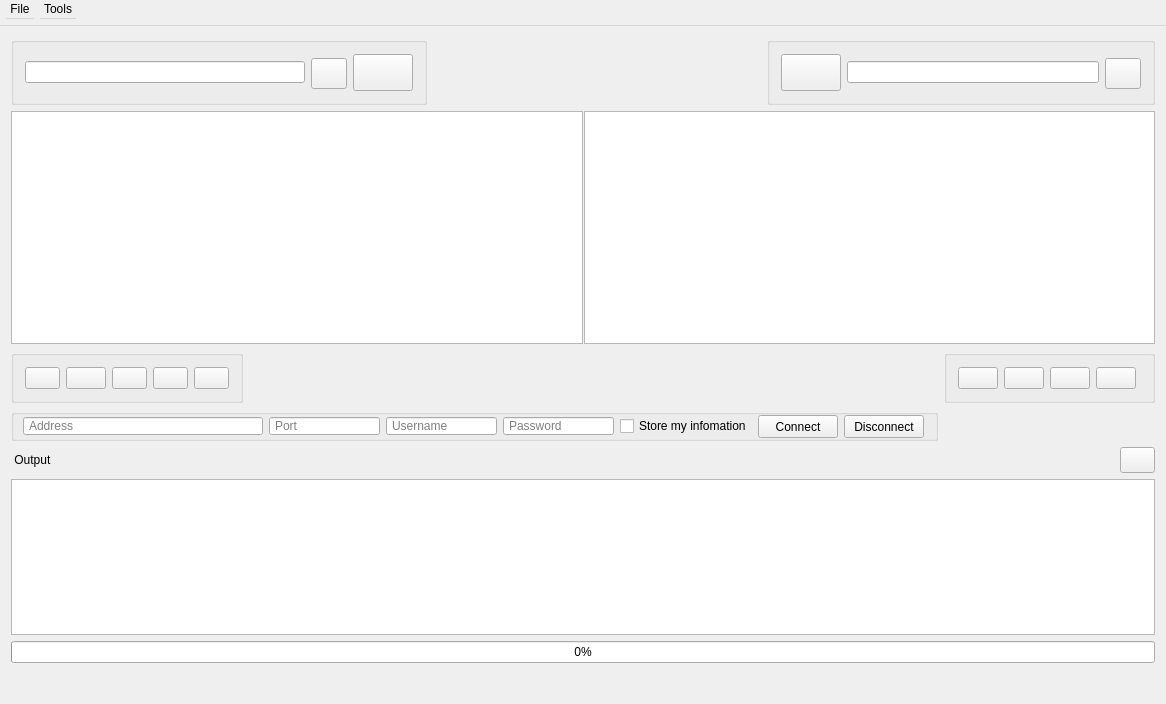
Old version of the form OpenFTP Client/resources/clientView.ui in the repository kandabi/OpenFTP.
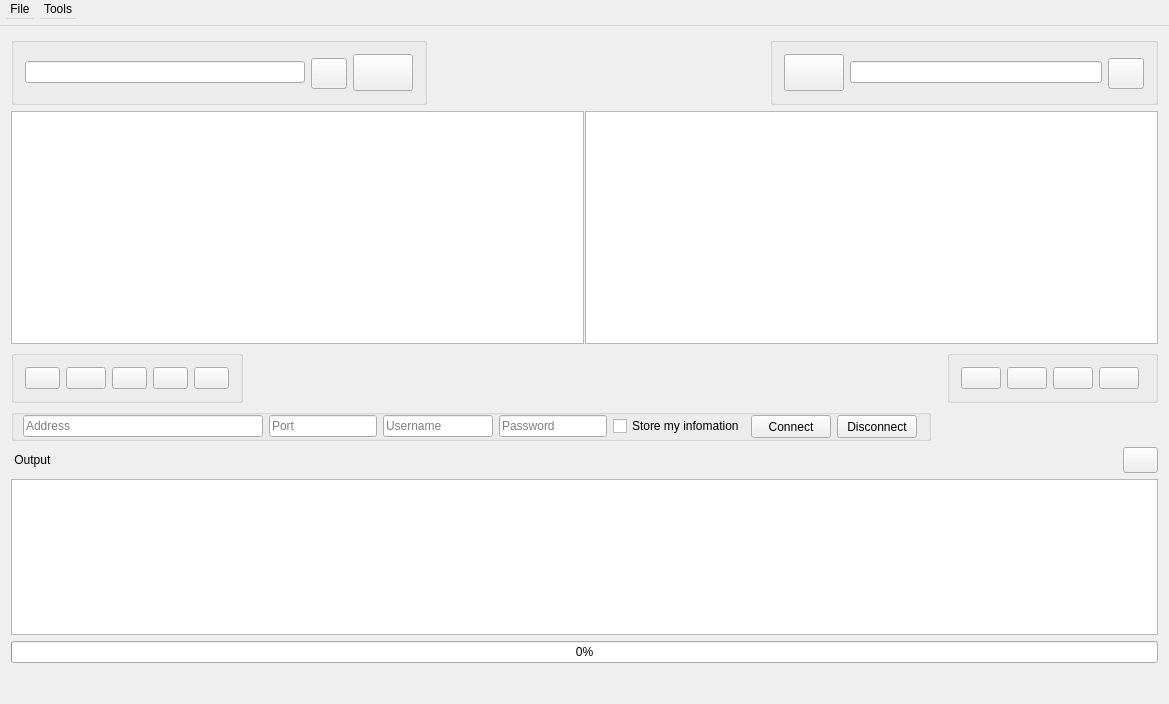
New version of the form. Icons and pictures are not drawn.

What changed in the file:
```diff
--- a/OpenFTP Client/resources/clientView.ui
+++ b/OpenFTP Client/resources/clientView.ui
@@ -6,7 +6,7 @@
    <rect>
     <x>0</x>
     <y>0</y>
-    <width>1118</width>
+    <width>1169</width>
     <height>704</height>
    </rect>
   </property>
@@ -37,226 +37,6 @@
   </property>
   <widget class="QWidget" name="centralWidget">
    <layout class="QGridLayout" name="gridLayout">
-    <item row="5" column="2" colspan="6">
-     <widget class="QGroupBox" name="groupBox_5">
-      <property name="sizePolicy">
-       <sizepolicy hsizetype="Fixed" vsizetype="Fixed">
-        <horstretch>0</horstretch>
-        <verstretch>0</verstretch>
-       </sizepolicy>
-      </property>
-      <property name="minimumSize">
-       <size>
-        <width>0</width>
-        <height>0</height>
-       </size>
-      </property>
-      <property name="title">
-       <string/>
-      </property>
-      <layout class="QHBoxLayout" name="horizontalLayout_5">
-       <property name="leftMargin">
-        <number>9</number>
-       </property>
-       <property name="topMargin">
-        <number>0</number>
-       </property>
-       <property name="bottomMargin">
-        <number>0</number>
-       </property>
-       <item>
-        <widget class="QLineEdit" name="addressEdit">
-         <property name="sizePolicy">
-          <sizepolicy hsizetype="Fixed" vsizetype="Fixed">
-           <horstretch>0</horstretch>
-           <verstretch>0</verstretch>
-          </sizepolicy>
-         </property>
-         <property name="minimumSize">
-          <size>
-           <width>240</width>
-           <height>0</height>
-          </size>
-         </property>
-         <property name="maximumSize">
-          <size>
-           <width>16777215</width>
-           <height>16777215</height>
-          </size>
-         </property>
-         <property name="toolTip">
-          <string>Server address to connect.</string>
-         </property>
-         <property name="styleSheet">
-          <string notr="true">padding-left:3px</string>
-         </property>
-         <property name="placeholderText">
-          <string>Address</string>
-         </property>
-        </widget>
-       </item>
-       <item>
-        <widget class="QLineEdit" name="portEdit">
-         <property name="sizePolicy">
-          <sizepolicy hsizetype="Fixed" vsizetype="Fixed">
-           <horstretch>0</horstretch>
-           <verstretch>0</verstretch>
-          </sizepolicy>
-         </property>
-         <property name="minimumSize">
-          <size>
-           <width>60</width>
-           <height>0</height>
-          </size>
-         </property>
-         <property name="maximumSize">
-          <size>
-           <width>16777215</width>
-           <height>16777215</height>
-          </size>
-         </property>
-         <property name="toolTip">
-          <string>Server's port to connect.</string>
-         </property>
-         <property name="styleSheet">
-          <string notr="true">padding-left:3px</string>
-         </property>
-         <property name="placeholderText">
-          <string>Port</string>
-         </property>
-        </widget>
-       </item>
-       <item>
-        <widget class="QLineEdit" name="usernameEdit">
-         <property name="sizePolicy">
-          <sizepolicy hsizetype="Fixed" vsizetype="Fixed">
-           <horstretch>0</horstretch>
-           <verstretch>0</verstretch>
-          </sizepolicy>
-         </property>
-         <property name="minimumSize">
-          <size>
-           <width>110</width>
-           <height>0</height>
-          </size>
-         </property>
-         <property name="maximumSize">
-          <size>
-           <width>16777215</width>
-           <height>16777215</height>
-          </size>
-         </property>
-         <property name="toolTip">
-          <string>Username supplied by admin.</string>
-         </property>
-         <property name="styleSheet">
-          <string notr="true">padding-left:3px</string>
-         </property>
-         <property name="placeholderText">
-          <string>Username</string>
-         </property>
-        </widget>
-       </item>
-       <item>
-        <widget class="QLineEdit" name="passwordEdit">
-         <property name="enabled">
-          <bool>true</bool>
-         </property>
-         <property name="sizePolicy">
-          <sizepolicy hsizetype="Fixed" vsizetype="Fixed">
-           <horstretch>0</horstretch>
-           <verstretch>0</verstretch>
-          </sizepolicy>
-         </property>
-         <property name="minimumSize">
-          <size>
-           <width>75</width>
-           <height>0</height>
-          </size>
-         </property>
-         <property name="toolTip">
-          <string>Password supplied by admin.</string>
-         </property>
-         <property name="styleSheet">
-          <string notr="true">padding-left:3px</string>
-         </property>
-         <property name="echoMode">
-          <enum>QLineEdit::Password</enum>
-         </property>
-         <property name="placeholderText">
-          <string>Password</string>
-         </property>
-        </widget>
-       </item>
-       <item>
-        <widget class="QCheckBox" name="storeInformationCheckbox">
-         <property name="toolTip">
-          <string/>
-         </property>
-         <property name="text">
-          <string>Store my infomation</string>
-         </property>
-        </widget>
-       </item>
-       <item>
-        <widget class="QPushButton" name="connectButton">
-         <property name="sizePolicy">
-          <sizepolicy hsizetype="Fixed" vsizetype="Fixed">
-           <horstretch>0</horstretch>
-           <verstretch>0</verstretch>
-          </sizepolicy>
-         </property>
-         <property name="minimumSize">
-          <size>
-           <width>75</width>
-           <height>23</height>
-          </size>
-         </property>
-         <property name="maximumSize">
-          <size>
-           <width>16777215</width>
-           <height>23</height>
-          </size>
-         </property>
-         <property name="toolTip">
-          <string>Attempt connection to the server.</string>
-         </property>
-         <property name="text">
-          <string>Connect</string>
-         </property>
-        </widget>
-       </item>
-       <item>
-        <widget class="QPushButton" name="disconnectButton">
-         <property name="sizePolicy">
-          <sizepolicy hsizetype="Fixed" vsizetype="Fixed">
-           <horstretch>0</horstretch>
-           <verstretch>0</verstretch>
-          </sizepolicy>
-         </property>
-         <property name="minimumSize">
-          <size>
-           <width>75</width>
-           <height>23</height>
-          </size>
-         </property>
-         <property name="maximumSize">
-          <size>
-           <width>16777215</width>
-           <height>23</height>
-          </size>
-         </property>
-         <property name="toolTip">
-          <string>Disconnect from the server.</string>
-         </property>
-         <property name="text">
-          <string>Disconnect</string>
-         </property>
-        </widget>
-       </item>
-      </layout>
-     </widget>
-    </item>
     <item row="20" column="2">
      <widget class="QLabel" name="label">
       <property name="styleSheet">
@@ -1189,6 +969,226 @@
       </property>
      </widget>
     </item>
+    <item row="5" column="2" colspan="7">
+     <widget class="QGroupBox" name="groupBox_5">
+      <property name="sizePolicy">
+       <sizepolicy hsizetype="Fixed" vsizetype="Fixed">
+        <horstretch>0</horstretch>
+        <verstretch>0</verstretch>
+       </sizepolicy>
+      </property>
+      <property name="minimumSize">
+       <size>
+        <width>0</width>
+        <height>0</height>
+       </size>
+      </property>
+      <property name="title">
+       <string/>
+      </property>
+      <layout class="QHBoxLayout" name="horizontalLayout_5">
+       <property name="leftMargin">
+        <number>9</number>
+       </property>
+       <property name="topMargin">
+        <number>0</number>
+       </property>
+       <property name="bottomMargin">
+        <number>0</number>
+       </property>
+       <item>
+        <widget class="QLineEdit" name="addressEdit">
+         <property name="sizePolicy">
+          <sizepolicy hsizetype="Fixed" vsizetype="Fixed">
+           <horstretch>0</horstretch>
+           <verstretch>0</verstretch>
+          </sizepolicy>
+         </property>
+         <property name="minimumSize">
+          <size>
+           <width>240</width>
+           <height>0</height>
+          </size>
+         </property>
+         <property name="maximumSize">
+          <size>
+           <width>16777215</width>
+           <height>16777215</height>
+          </size>
+         </property>
+         <property name="toolTip">
+          <string>Server address to connect.</string>
+         </property>
+         <property name="styleSheet">
+          <string notr="true"/>
+         </property>
+         <property name="placeholderText">
+          <string>Address</string>
+         </property>
+        </widget>
+       </item>
+       <item>
+        <widget class="QLineEdit" name="portEdit">
+         <property name="sizePolicy">
+          <sizepolicy hsizetype="Fixed" vsizetype="Fixed">
+           <horstretch>0</horstretch>
+           <verstretch>0</verstretch>
+          </sizepolicy>
+         </property>
+         <property name="minimumSize">
+          <size>
+           <width>60</width>
+           <height>0</height>
+          </size>
+         </property>
+         <property name="maximumSize">
+          <size>
+           <width>16777215</width>
+           <height>16777215</height>
+          </size>
+         </property>
+         <property name="toolTip">
+          <string>Server's port to connect.</string>
+         </property>
+         <property name="styleSheet">
+          <string notr="true"/>
+         </property>
+         <property name="placeholderText">
+          <string>Port</string>
+         </property>
+        </widget>
+       </item>
+       <item>
+        <widget class="QLineEdit" name="usernameEdit">
+         <property name="sizePolicy">
+          <sizepolicy hsizetype="Fixed" vsizetype="Fixed">
+           <horstretch>0</horstretch>
+           <verstretch>0</verstretch>
+          </sizepolicy>
+         </property>
+         <property name="minimumSize">
+          <size>
+           <width>110</width>
+           <height>0</height>
+          </size>
+         </property>
+         <property name="maximumSize">
+          <size>
+           <width>16777215</width>
+           <height>16777215</height>
+          </size>
+         </property>
+         <property name="toolTip">
+          <string>Username supplied by admin.</string>
+         </property>
+         <property name="styleSheet">
+          <string notr="true"/>
+         </property>
+         <property name="placeholderText">
+          <string>Username</string>
+         </property>
+        </widget>
+       </item>
+       <item>
+        <widget class="QLineEdit" name="passwordEdit">
+         <property name="enabled">
+          <bool>true</bool>
+         </property>
+         <property name="sizePolicy">
+          <sizepolicy hsizetype="Fixed" vsizetype="Fixed">
+           <horstretch>0</horstretch>
+           <verstretch>0</verstretch>
+          </sizepolicy>
+         </property>
+         <property name="minimumSize">
+          <size>
+           <width>75</width>
+           <height>0</height>
+          </size>
+         </property>
+         <property name="toolTip">
+          <string>Password supplied by admin.</string>
+         </property>
+         <property name="styleSheet">
+          <string notr="true"/>
+         </property>
+         <property name="echoMode">
+          <enum>QLineEdit::Password</enum>
+         </property>
+         <property name="placeholderText">
+          <string>Password</string>
+         </property>
+        </widget>
+       </item>
+       <item>
+        <widget class="QCheckBox" name="storeInformationCheckbox">
+         <property name="toolTip">
+          <string/>
+         </property>
+         <property name="text">
+          <string>Store my infomation</string>
+         </property>
+        </widget>
+       </item>
+       <item>
+        <widget class="QPushButton" name="connectButton">
+         <property name="sizePolicy">
+          <sizepolicy hsizetype="Fixed" vsizetype="Fixed">
+           <horstretch>0</horstretch>
+           <verstretch>0</verstretch>
+          </sizepolicy>
+         </property>
+         <property name="minimumSize">
+          <size>
+           <width>75</width>
+           <height>23</height>
+          </size>
+         </property>
+         <property name="maximumSize">
+          <size>
+           <width>16777215</width>
+           <height>23</height>
+          </size>
+         </property>
+         <property name="toolTip">
+          <string>Attempt connection to the server.</string>
+         </property>
+         <property name="text">
+          <string>Connect</string>
+         </property>
+        </widget>
+       </item>
+       <item>
+        <widget class="QPushButton" name="disconnectButton">
+         <property name="sizePolicy">
+          <sizepolicy hsizetype="Fixed" vsizetype="Fixed">
+           <horstretch>0</horstretch>
+           <verstretch>0</verstretch>
+          </sizepolicy>
+         </property>
+         <property name="minimumSize">
+          <size>
+           <width>75</width>
+           <height>23</height>
+          </size>
+         </property>
+         <property name="maximumSize">
+          <size>
+           <width>16777215</width>
+           <height>23</height>
+          </size>
+         </property>
+         <property name="toolTip">
+          <string>Disconnect from the server.</string>
+         </property>
+         <property name="text">
+          <string>Disconnect</string>
+         </property>
+        </widget>
+       </item>
+      </layout>
+     </widget>
+    </item>
    </layout>
   </widget>
   <widget class="QStatusBar" name="statusBar">
@@ -1213,7 +1213,7 @@
     <rect>
      <x>0</x>
      <y>0</y>
-     <width>1118</width>
+     <width>1169</width>
      <height>26</height>
     </rect>
    </property>
```
